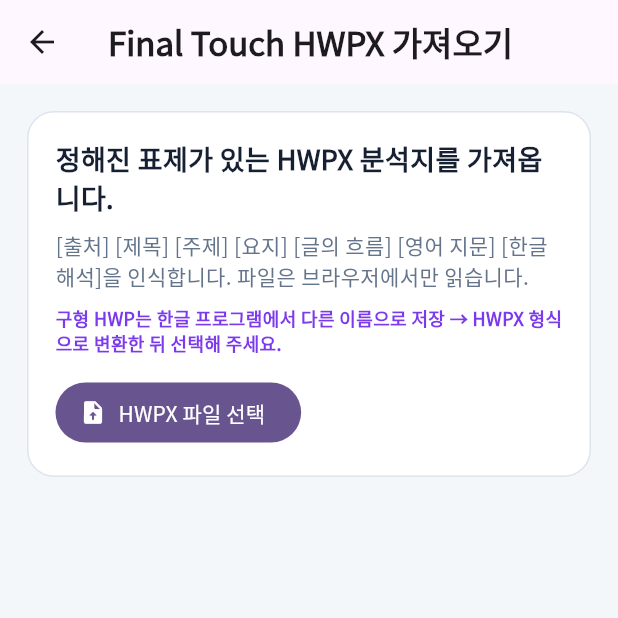
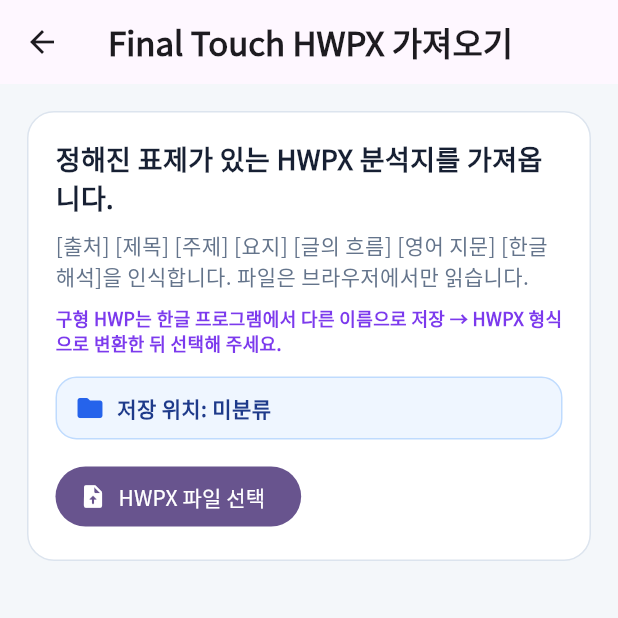
Before and after one commit to postech327/english_analyzer_app, a Flutter app: the TeacherFinalTouchImportScreen screen opened directly, on a phone screen of 412 x 824 dp, the top half of it. Run offline on Flutter 3.47's test engine with Material 3 defaults, Android fonts, the phone set to English and light mode, and no system bars; our stand-ins replace flutter_secure_storage, open_filex, pdf, printing, universal_io; missing offline and left inert: dart:html, file_saver; accounts and stored records are empty; network calls fail.

Commit message:
Improve Final Touch ordering and import destination UX

```diff
--- a/lib/screens/teacher_final_touch_import_screen.dart
+++ b/lib/screens/teacher_final_touch_import_screen.dart
@@ -12,10 +12,22 @@ String finalTouchImportPreviewTitle(FinalTouchImportDraft draft) {
   return draft.displayLabel;
 }
 
+@visibleForTesting
+String finalTouchImportDestinationLabel(String? folderName) {
+  final name = folderName?.trim();
+  if (name != null && name.isNotEmpty) return name;
+  return '미분류';
+}
+
 class TeacherFinalTouchImportScreen extends StatefulWidget {
-  const TeacherFinalTouchImportScreen({super.key, this.folderId});
+  const TeacherFinalTouchImportScreen({
+    super.key,
+    this.folderId,
+    this.folderName,
+  });
 
   final int? folderId;
+  final String? folderName;
 
   @override
   State<TeacherFinalTouchImportScreen> createState() =>
@@ -31,6 +43,9 @@ class _TeacherFinalTouchImportScreenState
   String? _error;
   bool _reading = false;
   bool _saving = false;
+
+  String get _destinationLabel =>
+      finalTouchImportDestinationLabel(widget.folderName);
 
   Future<void> _pickFile() async {
     setState(() {
@@ -99,6 +114,14 @@ class _TeacherFinalTouchImportScreenState
         }
       }
       if (!mounted) return;
+      if (succeeded.isNotEmpty) {
+        ScaffoldMessenger.of(context).showSnackBar(
+          SnackBar(
+            content: Text(
+                '$_destinationLabel에 Final Touch ${succeeded.length}개를 저장했습니다.'),
+          ),
+        );
+      }
       final close = await showDialog<bool>(
         context: context,
         builder: (context) => AlertDialog(
@@ -111,6 +134,14 @@ class _TeacherFinalTouchImportScreenState
                 Text(
                   '${succeeded.length}개 성공 · ${failed.length}개 실패',
                   style: const TextStyle(fontWeight: FontWeight.w900),
+                ),
+                const SizedBox(height: 8),
+                Text(
+                  '저장 위치: $_destinationLabel',
+                  style: const TextStyle(
+                    color: Color(0xFF2563EB),
+                    fontWeight: FontWeight.w800,
+                  ),
                 ),
                 const SizedBox(height: 12),
                 for (final label in succeeded)
@@ -138,7 +169,7 @@ class _TeacherFinalTouchImportScreenState
           ],
         ),
       );
-      if (close == true && mounted) Navigator.pop(context, true);
+      if (close == true && mounted) Navigator.pop(context, succeeded.length);
     } finally {
       if (mounted) setState(() => _saving = false);
     }
@@ -193,6 +224,8 @@ class _TeacherFinalTouchImportScreenState
                     fontWeight: FontWeight.w700,
                   ),
                 ),
+                const SizedBox(height: 14),
+                _DestinationBanner(label: _destinationLabel),
                 const SizedBox(height: 14),
                 FilledButton.icon(
                   onPressed: _reading ? null : _pickFile,
@@ -315,6 +348,43 @@ class _TeacherFinalTouchImportScreenState
               ),
             ),
           ],
+        ],
+      ),
+    );
+  }
+}
+
+class _DestinationBanner extends StatelessWidget {
+  const _DestinationBanner({required this.label});
+
+  final String label;
+
+  @override
+  Widget build(BuildContext context) {
+    return Container(
+      padding: const EdgeInsets.symmetric(horizontal: 12, vertical: 10),
+      decoration: BoxDecoration(
+        color: const Color(0xFFEFF6FF),
+        borderRadius: BorderRadius.circular(14),
+        border: Border.all(color: const Color(0xFFBFDBFE)),
+      ),
+      child: Row(
+        children: [
+          const Icon(
+            Icons.folder_rounded,
+            color: Color(0xFF2563EB),
+            size: 20,
+          ),
+          const SizedBox(width: 8),
+          Expanded(
+            child: Text(
+              '저장 위치: $label',
+              style: const TextStyle(
+                color: Color(0xFF1E3A8A),
+                fontWeight: FontWeight.w900,
+              ),
+            ),
+          ),
         ],
       ),
     );
```
Also changed, not shown: lib/screens/final_touch_list_screen.dart (+36 -10 lines), lib/utils/final_touch_sort_key.dart (added, +104 -0 lines), 1 other file.
